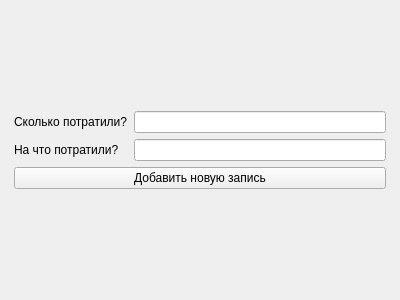
Old version of the form screens/screen_2.ui in the repository ZinixZay/spending_watcher.
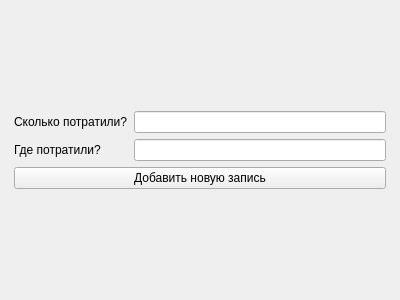
New version of the form.

Patch:
```diff
--- a/screens/screen_2.ui
+++ b/screens/screen_2.ui
@@ -31,7 +31,7 @@
      <item row="1" column="0">
       <widget class="QLabel" name="label_3">
        <property name="text">
-        <string>На что потратили?</string>
+        <string>Где потратили?</string>
        </property>
       </widget>
      </item>
```
